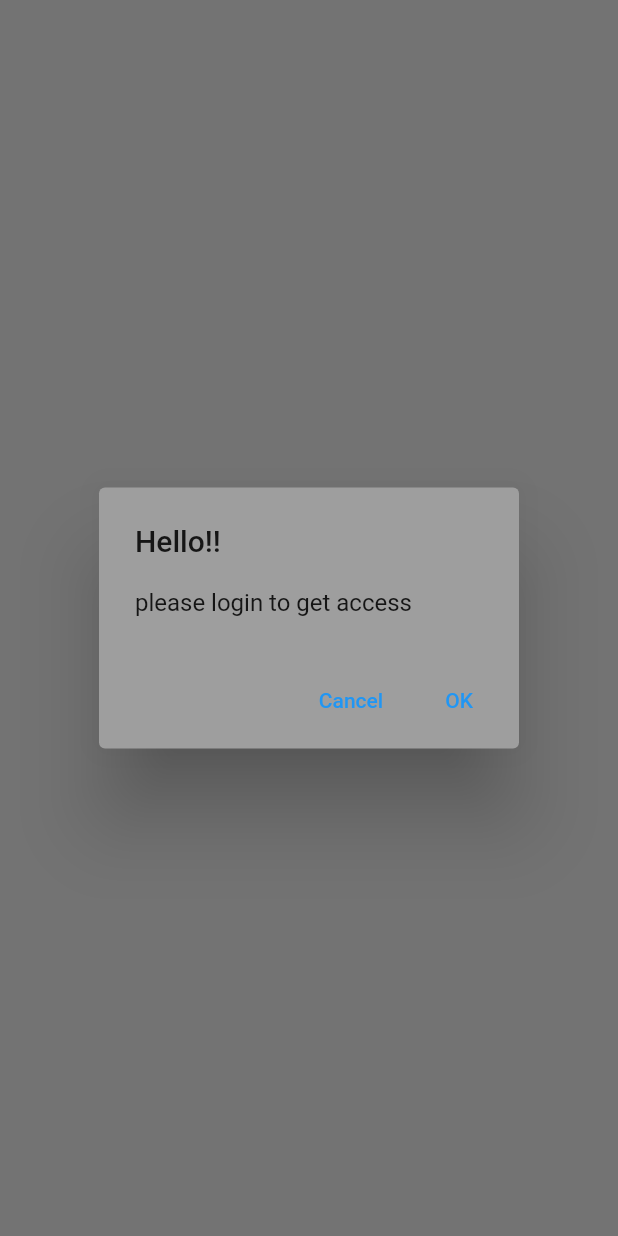
After one commit to AavashGyawali/flutter_class1, a Flutter app: the screen it shows after launch, after a tap on "I am a Dialogue Box", on a phone screen of 412 x 824 dp. The commit adds this screen. Run offline on Flutter 3.47's test engine with Material 2 defaults, Android fonts, the phone set to English and light mode, and no system bars.

Commit message:
adding Snackbark and TextButton

```diff
--- a/lib/main.dart
+++ b/lib/main.dart
@@ -1,3 +1,4 @@
+import 'package:class_1/practice/Alert.dart';
 import 'package:class_1/practice/button.dart';
 import 'package:class_1/practice/checkbox.dart';
 import 'package:class_1/practice/container.dart';
@@ -24,7 +25,7 @@ class MyApp extends StatelessWidget {
       theme: ThemeData(
         primarySwatch: Colors.blue,
       ),
-      home: const MyAlertBox(),// auta maatra haalna milcha
+      home: const MyAlertdialog(),// auta maatra haalna milcha
       debugShowCheckedModeBanner: false,
     );
   }
--- /dev/null
+++ b/lib/practice/Alert.dart
@@ -0,0 +1,72 @@
+import 'package:flutter/material.dart';
+
+class MyAlertdialog extends StatefulWidget {
+  const MyAlertdialog({Key? key}) : super(key: key);
+
+  @override
+  State<MyAlertdialog> createState() => _MyAlertdialogState();
+}
+
+class _MyAlertdialogState extends State<MyAlertdialog> {
+  @override
+  Widget build(BuildContext context) {
+    return Scaffold(
+      body: Center(
+        child: Column(
+          mainAxisAlignment: MainAxisAlignment.center,
+          children: [
+            _myTextButton(),
+            _mySnackBar()
+          ],
+        ),
+      ),
+    );
+  }
+
+  _myTextButton() {
+    return TextButton(
+      onPressed: () => showDialog(
+          context: context,
+          builder: (BuildContext context) => AlertDialog(
+            backgroundColor: Colors.grey,
+            title: const Text("Hello!!"),
+            content: const Text("please login to get access",
+            ),
+            actions: <Widget>[
+              TextButton(
+                  onPressed: () => Navigator.pop(context),
+                  child: const Text('Cancel')),
+              TextButton(
+                  onPressed: () {
+                    Navigator.pop(context);
+                    print("OK You Pressed It");
+                  },
+                  child: const Text('OK'))
+            ],
+          )),
+      child: const Text('I am a Dialogue Box',style: TextStyle(
+        color: Colors.grey
+      )),
+    );
+  }
+
+  _mySnackBar() {
+    return ElevatedButton(
+        onPressed: () {
+          ScaffoldMessenger.of(context).showSnackBar(
+            SnackBar(
+              backgroundColor: Colors.blue,
+              duration: const Duration(seconds: 1),
+              content: const Text(
+                  "When you are Hungry you become angry!!!"),
+              action: SnackBarAction(
+                  label: 'Sneeker',
+                  onPressed: () {
+                    print('You Got it');
+                  }),
+            ),
+          );
+        },
+        child: const Text('I am a Snackbar'));
+  }
+}
```
Also changed, not shown: lib/practice/alert_3.dart (added, +31 -0 lines), 3 other files.
